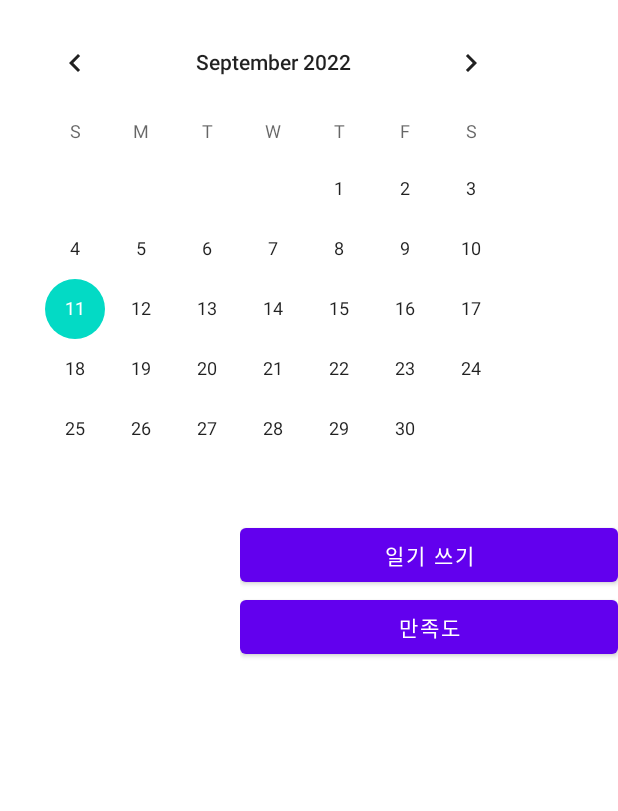
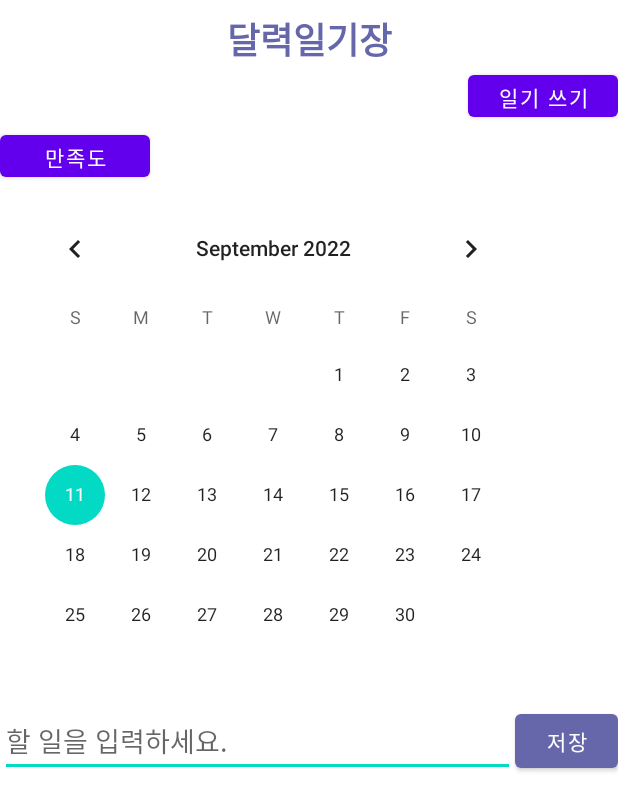
Before and after one commit to KBG1/MindIt1, an Android app: the layout activity_main.xml on its own in the app's theme, with its tools: preview values and no code run, on a phone screen of 412 x 824 dp. Shown: the top 811 px of the screen. Run offline under Robolectric (Android 15) with nearby library versions, the phone set to English and light mode, and no system bars.

Commit message:
(9월 11일 14:10분) activity_main.xml calender + todolist 합쳐서 넣음

```diff
--- a/app/src/main/res/layout/activity_main.xml
+++ b/app/src/main/res/layout/activity_main.xml
@@ -1,15 +1,47 @@
 <?xml version="1.0" encoding="utf-8"?>
-<LinearLayout
-    xmlns:android="http://schemas.android.com/apk/res/android"
+<LinearLayout xmlns:android="http://schemas.android.com/apk/res/android"
     xmlns:app="http://schemas.android.com/apk/res-auto"
+    xmlns:tools="http://schemas.android.com/tools"
+    android:layout_width="match_parent"
+    android:layout_height="match_parent"
+    android:orientation="vertical"
+    tools:context=".MainActivity" >
 
+    <TextView
+        android:id="@+id/textView3"
         android:layout_width="match_parent"
         android:layout_height="wrap_content"
-    android:orientation="vertical" >
+        android:layout_marginStart="8dp"
+        android:layout_marginTop="8dp"
+        android:layout_marginEnd="8dp"
+        android:gravity="center"
+        android:text="달력일기장"
+        android:textAppearance="@style/TextAppearance.AppCompat.Large"
+        android:textColor="#6667AB"
+        android:textSize="24sp"
+        android:textStyle="bold"
+        app:layout_constraintEnd_toEndOf="parent"
+        app:layout_constraintStart_toStartOf="parent"
+        app:layout_constraintTop_toTopOf="parent" />
 
-    <LinearLayout
-    android:layout_width="match_parent"
-    android:layout_height="wrap_content">
+    <Button
+        android:id="@+id/btnDiary"
+        android:layout_width="100dp"
+        android:layout_height="40dp"
+        android:layout_gravity="right"
+        android:text="일기 쓰기"
+        app:layout_constraintTop_toBottomOf="@+id/save_Btn"
+        app:layout_constraintEnd_toEndOf="parent"/>
+
+    <Button
+        android:id="@+id/btnAcheive"
+        android:layout_width="100dp"
+        android:layout_height="40dp"
+        android:layout_gravity="left"
+        android:text="만족도"
+        app:layout_constraintEnd_toStartOf="@+id/btnDiary"
+        app:layout_constraintTop_toBottomOf="@+id/save_Btn" />
+
     <CalendarView
         android:layout_width="wrap_content"
         android:layout_height="wrap_content"
@@ -19,120 +51,38 @@
         android:layout_marginEnd="8dp" android:layout_marginRight="8dp"
         app:layout_constraintHorizontal_bias="0.488" android:layout_marginTop="8dp"
         app:layout_constraintTop_toBottomOf="@+id/textView3"/>
-    <TextView
-        android:layout_width="0dp"
-        android:layout_height="wrap_content"
-        android:gravity= "center"
-        android:id="@+id/diaryTextView" android:layout_marginTop="16dp"
-        app:layout_constraintTop_toBottomOf="@+id/calendarView" app:layout_constraintEnd_toEndOf="parent"
-        android:layout_marginEnd="8dp" android:layout_marginRight="8dp"
-        app:layout_constraintStart_toStartOf="parent" android:layout_marginLeft="8dp"
-        android:layout_marginStart="8dp" android:textAppearance="@style/TextAppearance.AppCompat.Large"/>
-    <EditText
-        android:layout_width="0dp"
-        android:layout_height="116dp"
-        android:inputType="textMultiLine"
-        android:ems="10"
-        android:id="@+id/contextEditText"
-        app:layout_constraintTop_toBottomOf="@+id/diaryTextView" android:layout_marginTop="16dp"
-        android:hint="내용을 입력하세요." android:layout_marginEnd="8dp" app:layout_constraintEnd_toEndOf="parent"
-        android:layout_marginRight="8dp" android:layout_marginStart="8dp"
-        app:layout_constraintStart_toStartOf="parent" android:layout_marginLeft="8dp"
-        android:visibility="invisible"/>
-
-    <TextView
-        android:layout_width="0dp"
-        android:layout_height="0dp"
-        android:id="@+id/textView2"
-        app:layout_constraintTop_toTopOf="@+id/contextEditText"
-        app:layout_constraintBottom_toBottomOf="@+id/contextEditText" app:layout_constraintEnd_toEndOf="parent"
-        android:layout_marginEnd="8dp" android:layout_marginRight="8dp"
-        app:layout_constraintStart_toStartOf="@+id/contextEditText" android:layout_marginLeft="8dp"
-        android:layout_marginStart="8dp" android:visibility="invisible"/>
-
-    <TextView
-        android:id="@+id/textView3"
-        android:layout_width="0dp"
-        android:layout_height="wrap_content"
-        android:layout_marginStart="8dp"
-        android:layout_marginTop="8dp"
-        android:layout_marginEnd="8dp"
-        android:gravity="center"
-        android:text="달력일기장"
-        android:textAppearance="@style/TextAppearance.AppCompat.Large"
-        android:textColor="#9E28B3"
-        android:textSize="24sp"
-        android:textStyle="bold"
-        app:layout_constraintEnd_toEndOf="parent"
-        app:layout_constraintStart_toStartOf="parent"
-        app:layout_constraintTop_toTopOf="parent" />
-
-    <Button
-        android:text="저장"
-        android:layout_width="0dp"
-        android:layout_marginBottom="20dp"
-        android:layout_height="wrap_content"
-        android:id="@+id/save_Btn" android:layout_marginTop="16dp"
-        app:layout_constraintTop_toBottomOf="@+id/contextEditText" app:layout_constraintEnd_toEndOf="parent"
-        android:layout_marginEnd="8dp" android:layout_marginRight="8dp"
-        app:layout_constraintStart_toStartOf="parent" android:layout_marginLeft="8dp"
-        android:layout_marginStart="8dp" android:visibility="invisible"/>
-
-
-
-
-    <Button
-        android:text="수정"
-        android:layout_width="180dp"
-        android:layout_height="wrap_content"
-        android:id="@+id/cha_Btn"
-        app:layout_constraintBaseline_toBaselineOf="@+id/save_Btn" app:layout_constraintStart_toStartOf="parent"
-        android:layout_marginLeft="8dp" android:layout_marginStart="8dp"
-        app:layout_constraintEnd_toStartOf="@+id/del_Btn" android:layout_marginEnd="8dp"
-        android:layout_marginRight="8dp" android:visibility="invisible"/>
-
-    <Button
-        android:text="삭제"
-        android:layout_width="176dp"
-        android:layout_height="wrap_content"
-        android:id="@+id/del_Btn"
-        app:layout_constraintBaseline_toBaselineOf="@+id/cha_Btn"
-        app:layout_constraintEnd_toEndOf="@+id/save_Btn"
-        android:layout_marginEnd="8dp"
-        android:layout_marginRight="8dp"
-        android:visibility="invisible" />
-    </LinearLayout>
 
 
     <LinearLayout
         android:layout_width="match_parent"
         android:layout_height="wrap_content"
         android:orientation="horizontal">
-        <LinearLayout
-            android:layout_width="wrap_content"
-            android:layout_height="match_parent"
-            android:layout_weight="1"/>
 
-        <LinearLayout
-            android:layout_width="wrap_content"
+        <EditText
+            android:id="@+id/inputToDo"
+            android:layout_width="match_parent"
             android:layout_height="match_parent"
             android:layout_weight="1"
-            android:orientation="vertical">
+            android:ems="10"
+            android:gravity="start|top"
+            android:hint="할 일을 입력하세요."
+            android:inputType="textMultiLine" />
+
         <Button
+            android:id="@+id/saveButton"
             android:layout_width="match_parent"
             android:layout_height="wrap_content"
-                android:id="@+id/btnDiary"
-                android:text="일기 쓰기"
-                android:layout_gravity="right"/>
-            <Button
+            android:layout_weight="5"
+            android:text="저장"
+            app:backgroundTint="#6667AB" />
+    </LinearLayout>
+
+    <FrameLayout
+        android:id="@+id/container"
         android:layout_width="match_parent"
-                android:layout_height="wrap_content"
-                android:text="만족도"
-                android:id="@+id/btnAcheive"
-                />
-        </LinearLayout>
+        android:layout_height="685dp">
+
+    </FrameLayout>
 
 
 </LinearLayout>
-
-</LinearLayout>
```
Lines whose indentation alone changed are shown as unchanged.
